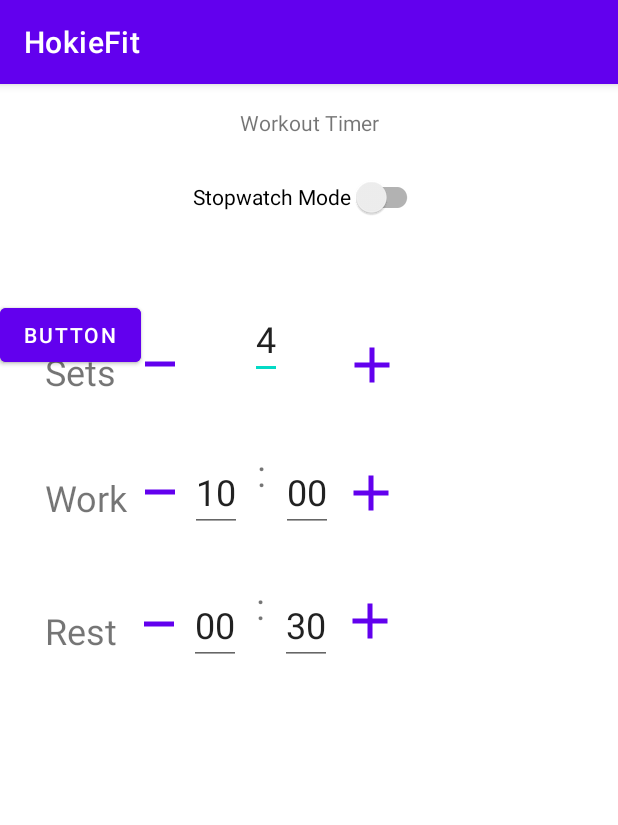
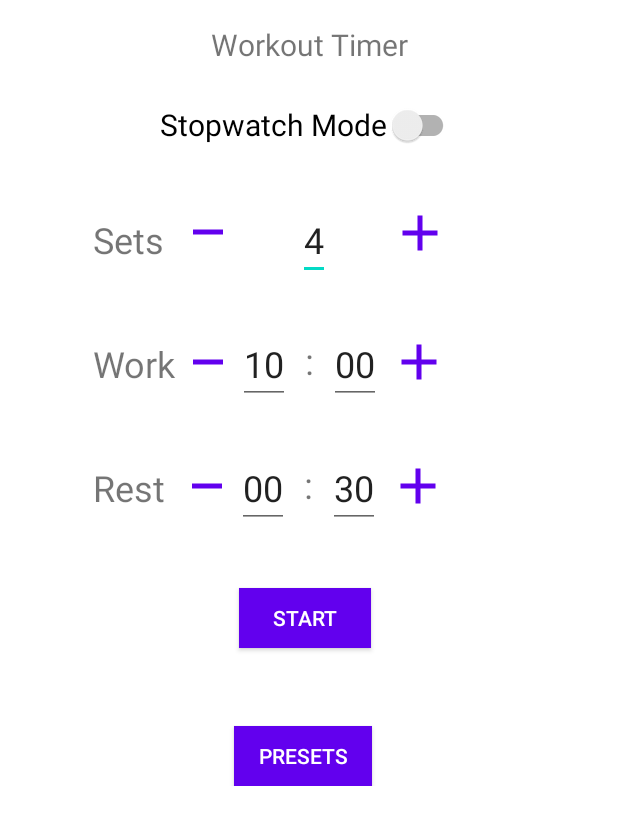
Before and after one commit to thewongian/hokie-fit, an Android app: the fragment FitnessFragment shown on its own in the app's theme, on a phone screen of 412 x 824 dp. Shown: the top 825 px of the screen. Run offline under Robolectric (Android 15) with nearby library versions, the phone set to English and light mode, and no system bars.

Commit message:
Basic Layout Implementation For Fitness Portion

```diff
--- a/app/src/main/AndroidManifest.xml
+++ b/app/src/main/AndroidManifest.xml
@@ -9,7 +9,8 @@
         android:roundIcon="@mipmap/ic_launcher_round"
         android:supportsRtl="true"
         android:theme="@style/Theme.HokieFit">
-        <activity android:name=".MainActivity">
+        <activity android:name=".MainActivity"
+            android:screenOrientation = "portrait">
             <intent-filter>
                 <action android:name="android.intent.action.MAIN" />
 
--- a/app/src/main/res/layout/fragment_fitness.xml
+++ b/app/src/main/res/layout/fragment_fitness.xml
@@ -10,21 +10,24 @@
         android:id="@+id/stopwatchMode"
         android:layout_width="wrap_content"
         android:layout_height="wrap_content"
+        android:layout_marginStart="32dp"
         android:layout_marginTop="16dp"
+        android:layout_marginEnd="32dp"
         android:text="@string/stopwatchMode"
+        android:textSize="20sp"
         app:layout_constraintEnd_toEndOf="parent"
-        app:layout_constraintHorizontal_bias="0.498"
         app:layout_constraintStart_toStartOf="parent"
         app:layout_constraintTop_toBottomOf="@+id/textView" />
 
     <fragment
-        android:id="@+id/fragment"
+        android:id="@+id/workoutTimerFragment"
         android:name="com.example.hokiefit.TimerSelectionFragment"
         android:layout_width="0dp"
         android:layout_height="wrap_content"
-        android:layout_marginTop="44dp"
+        android:layout_marginStart="32dp"
+        android:layout_marginTop="4dp"
+        android:layout_marginEnd="32dp"
         app:layout_constraintEnd_toEndOf="parent"
-        app:layout_constraintHorizontal_bias="1.0"
         app:layout_constraintStart_toStartOf="parent"
         app:layout_constraintTop_toBottomOf="@+id/stopwatchMode" />
 
@@ -32,8 +35,11 @@
         android:id="@+id/textView"
         android:layout_width="wrap_content"
         android:layout_height="wrap_content"
+        android:layout_marginStart="32dp"
         android:layout_marginTop="16dp"
+        android:layout_marginEnd="32dp"
         android:text="@string/timerTitle"
+        android:textSize="20sp"
         app:layout_constraintEnd_toEndOf="parent"
         app:layout_constraintStart_toStartOf="parent"
         app:layout_constraintTop_toTopOf="parent" />
--- a/app/src/main/res/layout/fragment_timer.xml
+++ b/app/src/main/res/layout/fragment_timer.xml
@@ -13,20 +13,20 @@
         android:layout_width="40dp"
         android:layout_height="40dp"
         android:layout_marginStart="1dp"
-        android:layout_marginTop="45dp"
+        android:layout_marginTop="32dp"
         android:background="@drawable/ic_baseline_minimize_24"
         app:layout_constraintStart_toEndOf="@+id/textView3"
-        app:layout_constraintTop_toBottomOf="@+id/setMinus" />
+        app:layout_constraintTop_toBottomOf="@+id/textView2" />
 
     <Button
         android:id="@+id/restMinus"
         android:layout_width="40dp"
         android:layout_height="40dp"
         android:layout_marginStart="8dp"
-        android:layout_marginTop="48dp"
+        android:layout_marginTop="32dp"
         android:background="@drawable/ic_baseline_minimize_24"
         app:layout_constraintStart_toEndOf="@+id/textView4"
-        app:layout_constraintTop_toBottomOf="@+id/workMinus" />
+        app:layout_constraintTop_toBottomOf="@+id/textView3" />
 
     <Button
         android:id="@+id/setMinus"
@@ -56,7 +56,7 @@
         android:layout_marginTop="45dp"
         android:background="@drawable/ic_baseline_add_24"
         app:layout_constraintStart_toEndOf="@+id/workSec"
-        app:layout_constraintTop_toBottomOf="@+id/setPlus" />
+        app:layout_constraintTop_toBottomOf="@+id/textView2" />
 
     <Button
         android:id="@+id/restPlus"
@@ -66,7 +66,7 @@
         android:layout_marginTop="45dp"
         android:background="@drawable/ic_baseline_add_24"
         app:layout_constraintStart_toEndOf="@+id/restSec"
-        app:layout_constraintTop_toBottomOf="@+id/workPlus" />
+        app:layout_constraintTop_toBottomOf="@+id/textView3" />
 
     <TextView
         android:id="@+id/textView2"
@@ -84,7 +84,7 @@
         android:layout_width="wrap_content"
         android:layout_height="wrap_content"
         android:layout_marginStart="30dp"
-        android:layout_marginTop="51dp"
+        android:layout_marginTop="50dp"
         android:text="@string/work"
         android:textSize="24sp"
         app:layout_constraintStart_toStartOf="parent"
@@ -95,7 +95,7 @@
         android:layout_width="wrap_content"
         android:layout_height="wrap_content"
         android:layout_marginStart="30dp"
-        android:layout_marginTop="56dp"
+        android:layout_marginTop="50dp"
         android:text="@string/rest"
         android:textSize="24sp"
         app:layout_constraintStart_toStartOf="parent"
@@ -106,73 +106,74 @@
         android:layout_width="wrap_content"
         android:layout_height="wrap_content"
         android:layout_marginStart="40dp"
+        android:layout_marginTop="22dp"
         android:text="@string/defaultSets"
         android:textSize="24sp"
         app:layout_constraintStart_toEndOf="@+id/setMinus"
-        tools:layout_editor_absoluteY="16dp" />
+        app:layout_constraintTop_toTopOf="parent" />
 
     <EditText
         android:id="@+id/restMin"
         android:layout_width="wrap_content"
         android:layout_height="wrap_content"
-        android:layout_marginTop="35dp"
+        android:layout_marginTop="40dp"
         android:text="@string/defaultRestMin"
         android:textSize="24sp"
         app:layout_constraintStart_toEndOf="@+id/restMinus"
-        app:layout_constraintTop_toBottomOf="@+id/workMin" />
+        app:layout_constraintTop_toBottomOf="@+id/textView3" />
 
     <EditText
         android:id="@+id/restSec"
         android:layout_width="wrap_content"
         android:layout_height="wrap_content"
         android:layout_marginStart="10dp"
-        android:layout_marginTop="35dp"
+        android:layout_marginTop="40dp"
         android:text="@string/defaultRestSec"
         android:textSize="24sp"
         app:layout_constraintStart_toEndOf="@+id/textView13"
-        app:layout_constraintTop_toBottomOf="@+id/workSec" />
+        app:layout_constraintTop_toBottomOf="@+id/textView3" />
 
     <TextView
         android:id="@+id/textView9"
         android:layout_width="wrap_content"
         android:layout_height="wrap_content"
         android:layout_marginStart="10dp"
-        android:layout_marginTop="46dp"
+        android:layout_marginTop="48dp"
         android:text="@string/colon"
         android:textSize="24sp"
         app:layout_constraintStart_toEndOf="@+id/workMin"
-        app:layout_constraintTop_toBottomOf="@+id/sets" />
+        app:layout_constraintTop_toBottomOf="@+id/textView2" />
 
     <EditText
         android:id="@+id/workSec"
         android:layout_width="wrap_content"
         android:layout_height="wrap_content"
         android:layout_marginStart="10dp"
-        android:layout_marginTop="102dp"
+        android:layout_marginTop="40dp"
         android:text="@string/defaultWorkSec"
         android:textSize="24sp"
         app:layout_constraintStart_toEndOf="@+id/textView9"
-        app:layout_constraintTop_toTopOf="parent" />
+        app:layout_constraintTop_toBottomOf="@+id/textView2" />
 
     <EditText
         android:id="@+id/workMin"
         android:layout_width="wrap_content"
         android:layout_height="wrap_content"
-        android:layout_marginTop="102dp"
+        android:layout_marginTop="40dp"
         android:text="@string/defaultWorkMin"
         android:textSize="24sp"
         app:layout_constraintStart_toEndOf="@+id/workMinus"
-        app:layout_constraintTop_toTopOf="parent" />
+        app:layout_constraintTop_toBottomOf="@+id/textView2" />
 
     <TextView
         android:id="@+id/textView13"
         android:layout_width="wrap_content"
         android:layout_height="wrap_content"
         android:layout_marginStart="10dp"
-        android:layout_marginTop="56dp"
+        android:layout_marginTop="48dp"
         android:text="@string/colon"
         android:textSize="24sp"
         app:layout_constraintStart_toEndOf="@+id/restMin"
-        app:layout_constraintTop_toBottomOf="@+id/textView9" />
+        app:layout_constraintTop_toBottomOf="@+id/textView3" />
 
 </androidx.constraintlayout.widget.ConstraintLayout>
--- a/app/src/main/res/layout/fragment_timer_selection.xml
+++ b/app/src/main/res/layout/fragment_timer_selection.xml
@@ -9,24 +9,36 @@
     <fragment
         android:id="@+id/timerFragment"
         android:name="com.example.hokiefit.TimerFragment"
-        android:layout_width="416dp"
-        android:layout_height="363dp"
+        android:layout_width="0dp"
+        android:layout_height="wrap_content"
         app:layout_constraintStart_toStartOf="parent"
         app:layout_constraintTop_toTopOf="parent" />
 
     <Button
         android:id="@+id/button"
+        style="@style/Widget.AppCompat.Button.Colored"
         android:layout_width="wrap_content"
-        android:layout_height="wrap_content"
-        android:text="Button"
-        tools:layout_editor_absoluteX="151dp"
-        tools:layout_editor_absoluteY="432dp" />
+        android:layout_height="40dp"
+        android:layout_marginTop="40dp"
+        android:background="#4C1010"
+        android:backgroundTint="#AF2424"
+        android:text="@string/start"
+        app:layout_constraintEnd_toEndOf="parent"
+        app:layout_constraintHorizontal_bias="0.49"
+        app:layout_constraintStart_toStartOf="parent"
+        app:layout_constraintTop_toBottomOf="@+id/timerFragment" />
 
     <Button
         android:id="@+id/button2"
+        style="@style/Widget.AppCompat.Button.Colored"
         android:layout_width="wrap_content"
-        android:layout_height="wrap_content"
-        android:text="Button"
-        tools:layout_editor_absoluteX="151dp"
-        tools:layout_editor_absoluteY="512dp" />
+        android:layout_height="40dp"
+        android:layout_marginTop="52dp"
+        android:background="#4C1010"
+        android:backgroundTint="#AF2424"
+        android:text="@string/presets"
+        app:layout_constraintEnd_toEndOf="parent"
+        app:layout_constraintHorizontal_bias="0.485"
+        app:layout_constraintStart_toStartOf="parent"
+        app:layout_constraintTop_toBottomOf="@+id/button" />
 </androidx.constraintlayout.widget.ConstraintLayout>
--- a/app/src/main/res/values/strings.xml
+++ b/app/src/main/res/values/strings.xml
@@ -15,5 +15,7 @@
     <string name="colon">:</string>
     <string name="start">Start</string>
     <string name="presets">Presets</string>
+    <string name="addPreset">Add Preset</string>
+    <string name="customPreset">Custom Preset</string>
 
 </resources>
--- /dev/null
+++ b/app/src/main/res/values/styles.xml
@@ -0,0 +1,3 @@
+<?xml version="1.0" encoding="utf-8"?>
+<resources>
+</resources>
--- a/app/src/main/res/values/themes.xml
+++ b/app/src/main/res/values/themes.xml
@@ -1,6 +1,6 @@
 <resources xmlns:tools="http://schemas.android.com/tools">
     <!-- Base application theme. -->
-    <style name="Theme.HokieFit" parent="Theme.MaterialComponents.DayNight.DarkActionBar">
+    <style name="Theme.HokieFit" parent="Theme.MaterialComponents.DayNight.NoActionBar">
         <!-- Primary brand color. -->
         <item name="colorPrimary">@color/purple_500</item>
         <item name="colorPrimaryVariant">@color/purple_700</item>
```
Also changed, not shown: app/src/main/res/layout/activity_main.xml (+6 -7 lines), app/src/main/res/layout/fragment_preset.xml (+26 -7 lines).
